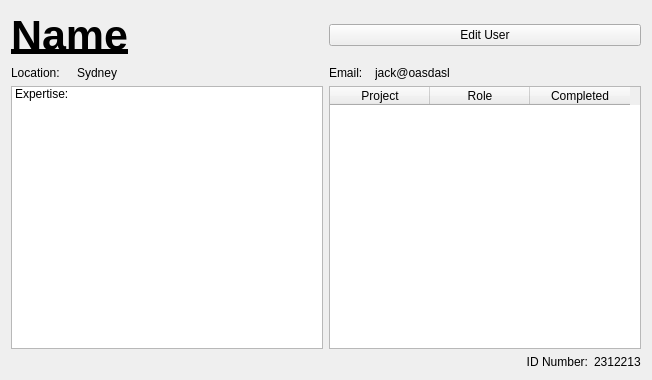
Qt form UserProfile.ui (CDDDJ-A-2015/Project) before a commit.
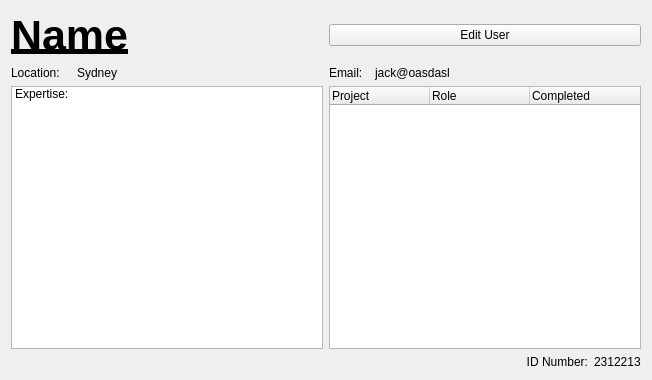
The same form after that commit.

Diff of the .ui file:
```diff
--- a/UserProfile.ui
+++ b/UserProfile.ui
@@ -104,7 +104,7 @@
       </widget>
      </item>
      <item>
-      <widget class="QTableWidget" name="tableWidget">
+      <widget class="QTreeWidget" name="tPrevRoles">
        <column>
         <property name="text">
          <string>Project</string>
```
Left out of the diff: 6 changed lines with no effect on the pictures.
